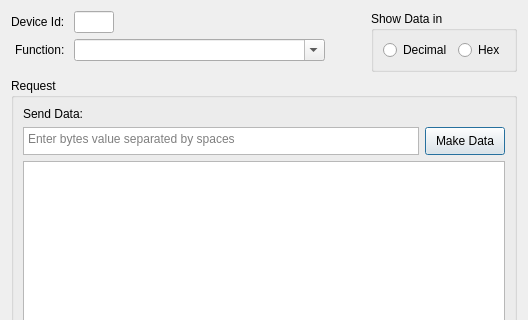
The window that src/dialogs/dialogusermsg.ui (sanny32/OpenModScan) describes before a commit, drawn with Qt 5; both pictures show x 0 to 528 and y 0 to 320 of the 528 by 683 pixel window.
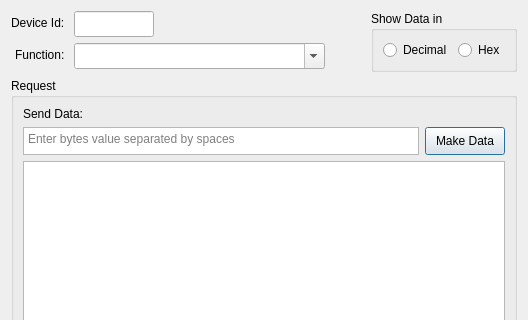
The same window after the commit. Custom widgets are drawn as their Qt base class.

Commit message: Update UI properties for dialog components and translations

Patch:
```diff
--- a/src/dialogs/dialogusermsg.ui
+++ b/src/dialogs/dialogusermsg.ui
@@ -36,9 +36,15 @@
            <verstretch>0</verstretch>
           </sizepolicy>
          </property>
+         <property name="minimumSize">
+          <size>
+           <width>0</width>
+           <height>26</height>
+          </size>
+         </property>
          <property name="maximumSize">
           <size>
-           <width>40</width>
+           <width>80</width>
            <height>16777215</height>
           </size>
          </property>
@@ -65,7 +71,7 @@
          <property name="minimumSize">
           <size>
            <width>210</width>
-           <height>0</height>
+           <height>26</height>
           </size>
          </property>
          <property name="contextMenuPolicy">
```
The commit also changes 7 other files.
